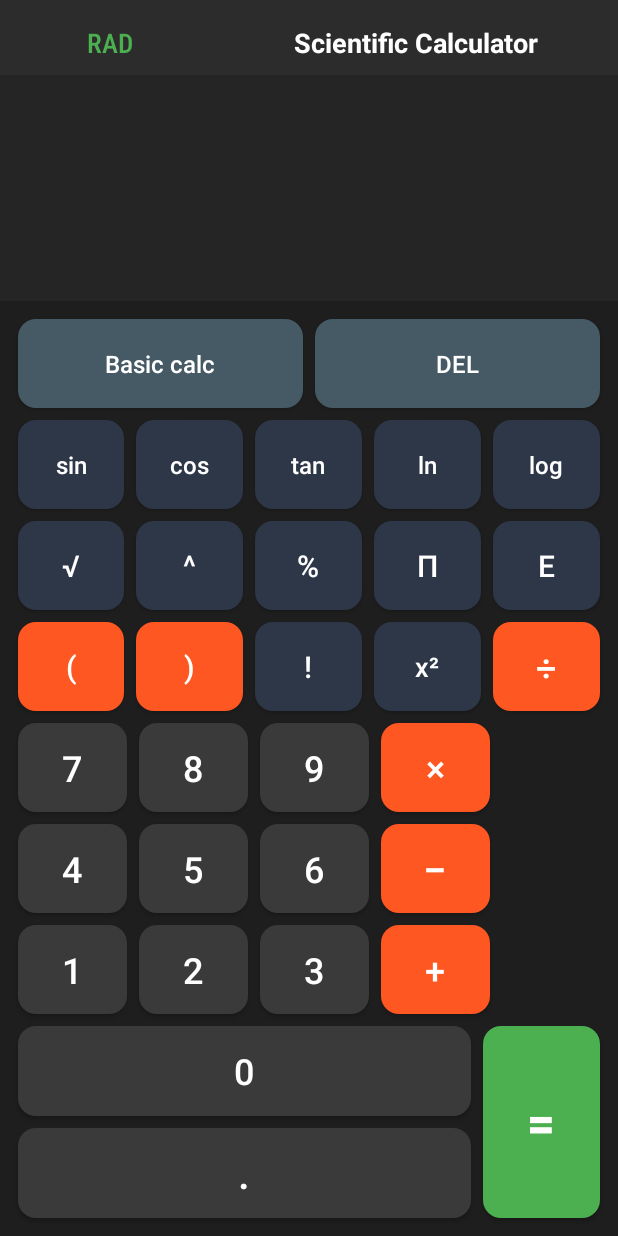
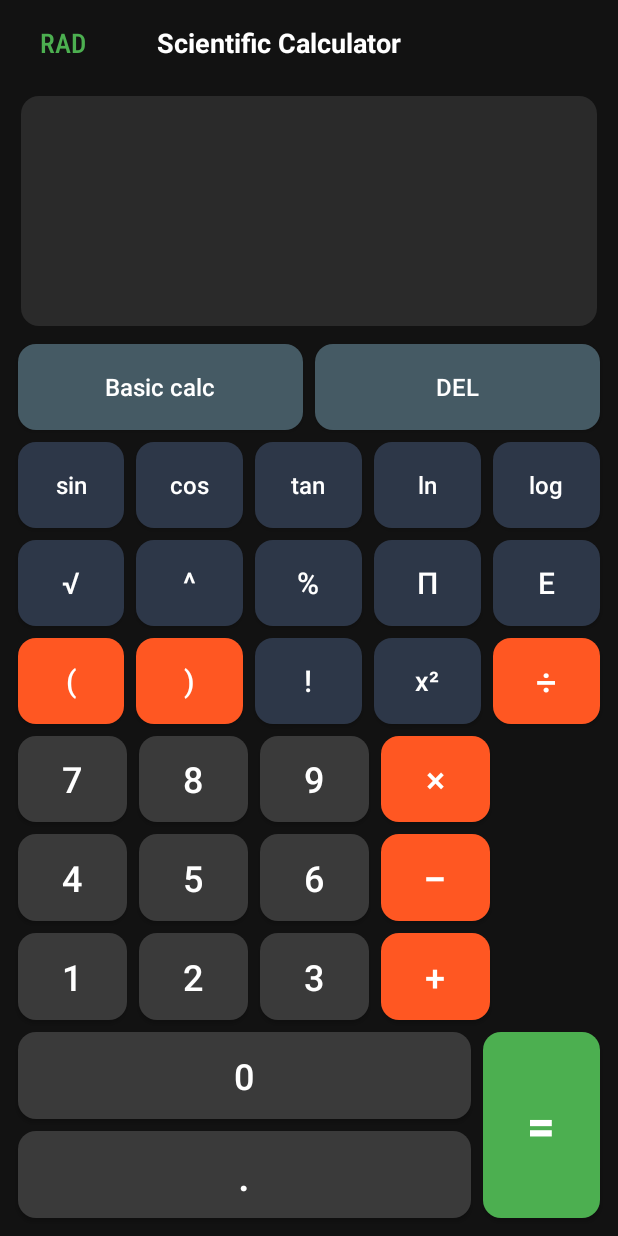
Before and after one commit to Collo-2345/Calculator, an Android app: the scientific screen opened directly, with no data from a screen before it, on a phone screen of 412 x 824 dp. Run offline under Robolectric (Android 15) with nearby library versions, the phone set to English and light mode, and no system bars.

Commit message:
scientific xml updated leve1

```diff
--- a/app/src/main/res/drawable/output_bg.xml
+++ b/app/src/main/res/drawable/output_bg.xml
@@ -2,7 +2,7 @@
 <selector xmlns:android="http://schemas.android.com/apk/res/android">
 <item>
     <shape android:shape="rectangle">
-        <solid android:color="#494848"></solid>
+        <solid android:color="#2A2A2A"></solid>
         <corners android:radius="12dp" ></corners>
     </shape>
 </item>
--- a/app/src/main/res/layout/activity_scientific.xml
+++ b/app/src/main/res/layout/activity_scientific.xml
@@ -5,14 +5,14 @@
     xmlns:tools="http://schemas.android.com/tools"
     android:layout_width="match_parent"
     android:layout_height="match_parent"
-    android:background="#1E1E1E">
+    android:background="#121212">
 
     <!-- Header -->
     <LinearLayout
         android:id="@+id/header"
         android:layout_width="match_parent"
         android:layout_height="50dp"
-        android:background="#2C2C2C"
+        android:background="#121212"
         android:gravity="center"
         android:orientation="horizontal"
         app:layout_constraintEnd_toEndOf="parent"
@@ -28,7 +28,7 @@
                 android:id="@+id/textView2"
                 android:layout_width="50dp"
                 android:layout_height="wrap_content"
-                android:layout_marginEnd="92dp"
+                android:layout_marginEnd="32dp"
                 android:fontFamily="sans-serif-condensed"
                 android:text=" RAD"
                 android:textColor="#4CAF50"
@@ -47,6 +47,7 @@
                 android:layout_width="wrap_content"
                 android:layout_height="wrap_content"
                 android:layout_marginTop="16dp"
+                android:layout_marginEnd="122dp"
                 android:text="Scientific Calculator"
                 android:textColor="@color/white"
                 android:textSize="18sp"
@@ -68,7 +69,8 @@
         android:layout_height="wrap_content"
         android:orientation="vertical"
         android:padding="16dp"
-        android:background="#252525"
+        android:background="@drawable/output_bg"
+        android:layout_margin="14dp"
         app:layout_constraintEnd_toEndOf="parent"
         app:layout_constraintStart_toStartOf="parent"
         app:layout_constraintTop_toBottomOf="@id/header">
@@ -84,11 +86,13 @@
                 android:id="@+id/expressiontxt"
                 android:layout_width="wrap_content"
                 android:layout_height="wrap_content"
-                android:gravity="end"
+                android:layout_gravity="end"
+                android:fontFamily="sans-serif-condensed"
+                android:textFontWeight="400"
                 android:padding="8dp"
                 android:text=""
-                android:textColor="#B0B0B0"
-                android:textSize="24sp" />
+                android:textColor="#DCDBDB"
+                android:textSize="26sp" />
         </HorizontalScrollView>
 
         <!-- Output Display with HorizontalScrollView -->
@@ -102,12 +106,13 @@
                 android:id="@+id/output"
                 android:layout_width="wrap_content"
                 android:layout_height="wrap_content"
-                android:gravity="end"
+                android:layout_gravity="end"
                 android:padding="8dp"
+                android:fontFamily="sans-serif-condensed"
+                android:textFontWeight="400"
                 android:text=""
                 android:textColor="#4CAF50"
-                android:textSize="40sp"
-                android:textStyle="bold" />
+                android:textSize="40sp" />
         </HorizontalScrollView>
     </LinearLayout>
 
```
